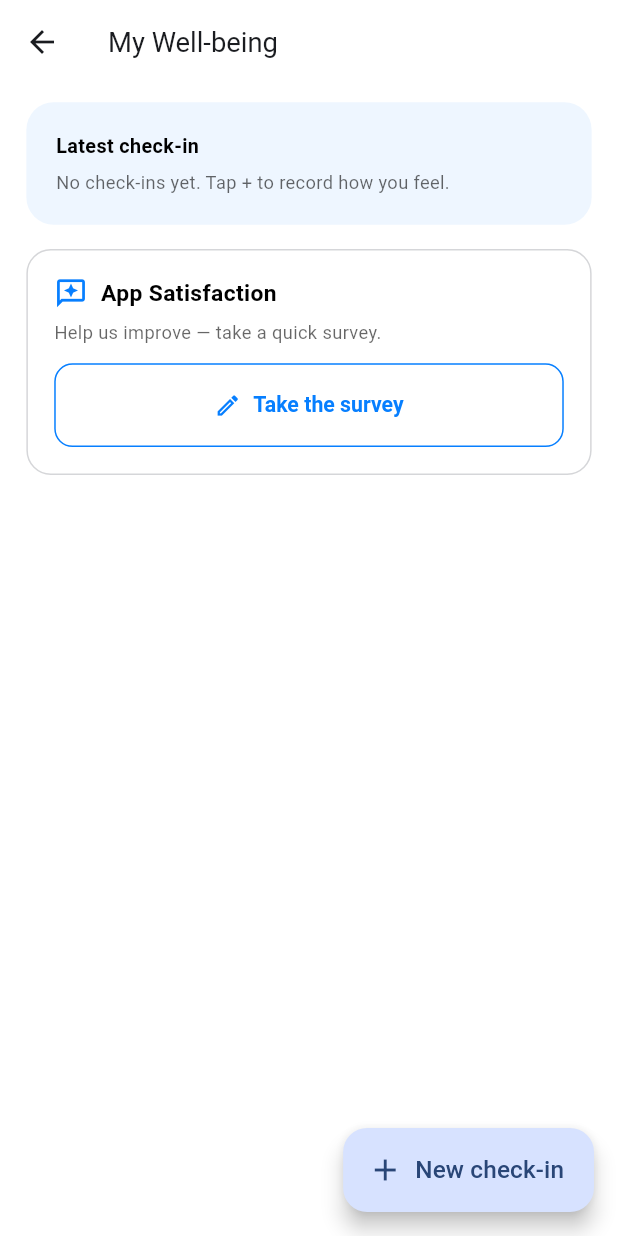
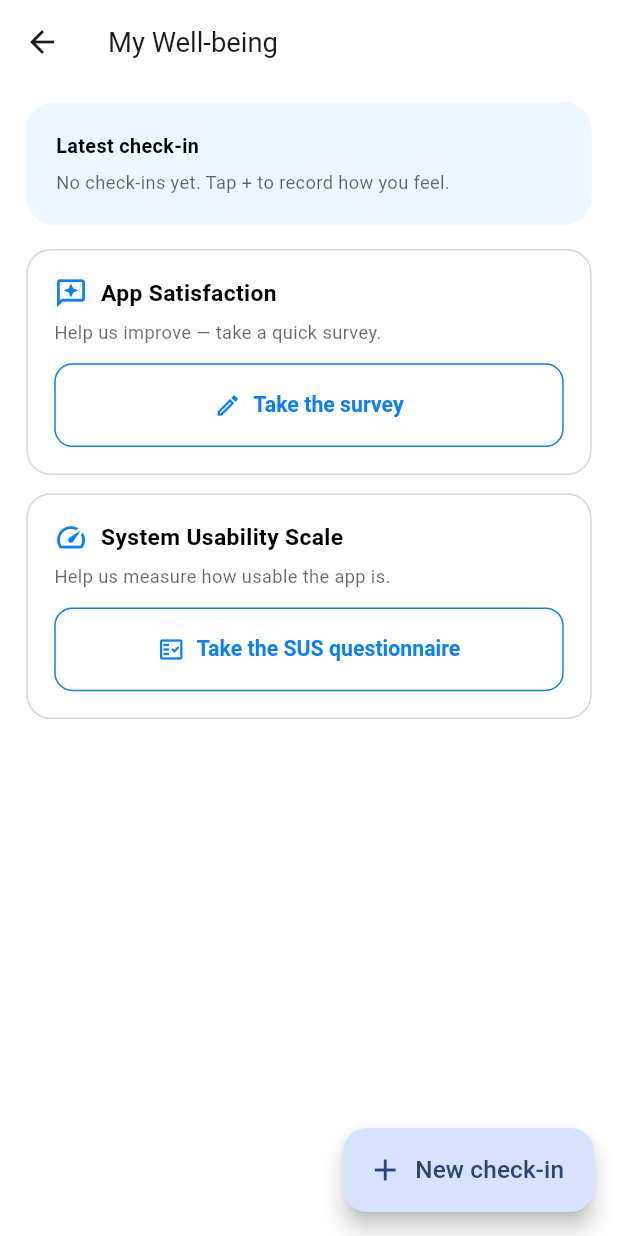
Before and after one commit to Ibraheemshehada/diafootcare_new, a Flutter app: the WellbeingScreen screen opened by its route, on a phone screen of 412 x 824 dp. Run offline on Flutter 3.47's test engine with Material 3 defaults, Android fonts, the phone set to English and light mode, and no system bars; our stand-ins replace camera, cloud_functions, easy_localization, firebase_auth, firebase_core, fl_chart and 12 more; missing offline and left inert: android_alarm_manager_plus, dart:html, tflite_flutter; accounts and stored records are empty.

Commit message:
Add System Usability Scale (SUS) with participant declaration
The study's post-test questionnaire requires the 10-item SUS; the app only
had a 3-item satisfaction survey. Adds the full instrument:

- SusEntry model implementing the OFFICIAL SUS scoring: odd (positively
  worded) items score (response-1), even (negatively worded) items score
  (5-response); sum x 2.5 -> 0..100. Device-verified against the DB: an
  all-5s response yields exactly 50.0 (a naive implementation gives 100),
  and all-1s also yields 50.0.
- DB v10 -> v11: sus_responses stores RAW per-item answers (q1..q10), not
  just the derived score, so the study can re-analyse individual items.
- SusSurveyScreen: 10 verbatim SUS statements, 1-5 scale with 48dp touch
  targets and Semantics labels, progress counter, and a result dialog
  showing the score + adjective band (68 = average benchmark).
- Participant declaration: voluntary / anonymous / not linked to medical
  data / stored on-device, with a required consent checkbox that gates
  submission. Plus the required "(c) Digital Equipment Corporation, 1986"
  attribution for reproducing the instrument.
- SUS card on the Well-being hub (latest score + band + take/retake).
- Export: raw Q1..Q10 + computed score in CSV/PDF/Excel.
- Full EN/AR localization (32 keys, verified parity).

flutter analyze: 0 errors.

Co-Authored-By: Claude Opus 4.8 <noreply@anthropic.com>

```diff
--- a/assets/translations/en.json
+++ b/assets/translations/en.json
@@ -153,6 +153,38 @@
   "satisfaction_submit": "Submit",
   "satisfaction_incomplete": "Please answer all three questions.",
   "satisfaction_saved": "Thank you! Your response was saved.",
+  "sus_title": "System Usability Scale",
+  "sus_intro": "Please rate how much you agree with each statement about this system. There are no right or wrong answers.",
+  "sus_declaration_title": "Participant declaration",
+  "sus_declaration_body": "Your answers help us evaluate how usable this app is. Taking part is voluntary, there are no right or wrong answers, and you may stop at any time. Your responses are anonymous, are not linked to your medical data, and are stored only on this device unless you choose to export them.",
+  "sus_consent_label": "I have read the above and agree to take part.",
+  "sus_consent_required": "Please confirm the participant declaration before submitting.",
+  "sus_copyright": "System Usability Scale © Digital Equipment Corporation, 1986.",
+  "sus_anchor_low": "1 = Strongly disagree",
+  "sus_anchor_high": "5 = Strongly agree",
+  "sus_progress": "{answered} of {total} answered",
+  "sus_submit": "Submit",
+  "sus_incomplete": "Please answer all {total} statements ({answered} answered so far).",
+  "sus_prompt": "Help us measure how usable the app is.",
+  "sus_take": "Take the SUS questionnaire",
+  "sus_retake": "Retake the questionnaire",
+  "sus_result_title": "Your usability score",
+  "sus_out_of": "out of 100",
+  "sus_benchmark_note": "The SUS score is not a percentage. A score of 68 is the average benchmark.",
+  "sus_band_excellent": "Excellent",
+  "sus_band_good": "Good (above average)",
+  "sus_band_ok": "Marginal",
+  "sus_band_poor": "Poor",
+  "sus_q1": "I think that I would like to use this system frequently.",
+  "sus_q2": "I found the system unnecessarily complex.",
+  "sus_q3": "I thought the system was easy to use.",
+  "sus_q4": "I think that I would need the support of a technical person to be able to use this system.",
+  "sus_q5": "I found the various functions in this system were well integrated.",
+  "sus_q6": "I thought there was too much inconsistency in this system.",
+  "sus_q7": "I would imagine that most people would learn to use this system very quickly.",
+  "sus_q8": "I found the system very cumbersome to use.",
+  "sus_q9": "I felt very confident using the system.",
+  "sus_q10": "I needed to learn a lot of things before I could get going with this system.",
   "Education": "Education",
   "Learn how to protect your feet.": "Learn how to protect your feet.",
   "edu_title": "Education",
@@ -488,7 +520,7 @@
   "ds_medication": "Medication Log",
   "ds_selfcare": "Self-Care Check-ins",
   "ds_appointments": "Appointments",
-  "ds_wellbeing": "Well-being (QoL & Satisfaction)",
+  "ds_wellbeing": "Well-being (QoL, Satisfaction & SUS)",
   "ds_engagement": "Usage & Engagement",
   "ds_reminders": "Reminders",
   "ds_all": "All Data",
--- /dev/null
+++ b/lib/data/models/sus_entry.dart
@@ -0,0 +1,73 @@
+/// A completed **System Usability Scale** (SUS) response.
+///
+/// SUS (Brooke, 1986 — © Digital Equipment Corporation) is a 10-item
+/// questionnaire answered on a 1–5 Likert scale (1 = strongly disagree,
+/// 5 = strongly agree). Items alternate polarity: odd-numbered items are
+/// positively worded, even-numbered items are negatively worded.
+///
+/// Scoring (standard):
+///   * odd items (Q1,3,5,7,9): contribution = response − 1
+///   * even items (Q2,4,6,8,10): contribution = 5 − response
+///   * SUS score = sum(contributions) × 2.5  →  0..100
+///
+/// Note: the SUS score is **not** a percentage; 68 is the conventional
+/// average benchmark.
+class SusEntry {
+  final String id;
+  final DateTime dateTime;
+
+  /// Raw item responses Q1..Q10, each 1..5, in order.
+  final List<int> responses;
+
+  SusEntry({
+    required this.id,
+    required this.dateTime,
+    required this.responses,
+  }) : assert(responses.length == susItemCount);
+
+  /// Sum of the 10 item contributions (0..40).
+  int get rawSum {
+    var sum = 0;
+    for (var i = 0; i < susItemCount; i++) {
+      final v = responses[i];
+      // index 0 == Q1 (odd, positive), index 1 == Q2 (even, negative), ...
+      sum += susItemIsPositive(i) ? (v - 1) : (5 - v);
+    }
+    return sum;
+  }
+
+  /// Official SUS score, 0..100 (68 = average benchmark).
+  double get score => rawSum * 2.5;
+
+  Map<String, dynamic> toMap() => {
+        'id': id,
+        'dateTime': dateTime.millisecondsSinceEpoch,
+        for (var i = 0; i < susItemCount; i++) 'q${i + 1}': responses[i],
+      };
+
+  factory SusEntry.fromMap(Map<String, dynamic> m) => SusEntry(
+        id: m['id'] as String,
+        dateTime:
+            DateTime.fromMillisecondsSinceEpoch((m['dateTime'] as int?) ?? 0),
+        responses: List<int>.generate(
+            susItemCount, (i) => (m['q${i + 1}'] as int?) ?? 3),
+      );
+}
+
+const int susItemCount = 10;
+
+/// Odd-numbered SUS items (Q1, Q3, …) are positively worded.
+/// [index] is 0-based, so index 0 == Q1.
+bool susItemIsPositive(int index) => index % 2 == 0;
+
+/// Localization key for a SUS statement: `sus_q1` … `sus_q10`.
+String susItemKey(int index) => 'sus_q${index + 1}';
+
+/// Localization key for the qualitative band of a SUS [score] (0..100).
+/// Benchmarks follow the common Bangor/Sauro adjective bands.
+String susAdjectiveKey(double score) {
+  if (score >= 85) return 'sus_band_excellent';
+  if (score >= 68) return 'sus_band_good'; // 68 = average benchmark
+  if (score >= 51) return 'sus_band_ok';
+  return 'sus_band_poor';
+}
--- a/lib/data/repositories/wellbeing_repository.dart
+++ b/lib/data/repositories/wellbeing_repository.dart
@@ -2,6 +2,7 @@ import 'package:sqflite/sqflite.dart';
 
 import '../local/database_helper.dart';
 import '../models/qol_entry.dart';
+import '../models/sus_entry.dart';
 
 class WellbeingRepository {
   final _helper = DatabaseHelper();
@@ -42,4 +43,22 @@ class WellbeingRepository {
     final db = await _helper.database;
     await db.delete('satisfaction_entries', where: 'id = ?', whereArgs: [id]);
   }
+
+  // ---- System Usability Scale (SUS) ----
+  Future<List<SusEntry>> getAllSus() async {
+    final db = await _helper.database;
+    final rows = await db.query('sus_responses', orderBy: 'dateTime DESC');
+    return rows.map((e) => SusEntry.fromMap(e)).toList();
+  }
+
+  Future<void> insertSus(SusEntry e) async {
+    final db = await _helper.database;
+    await db.insert('sus_responses', e.toMap(),
+        conflictAlgorithm: ConflictAlgorithm.replace);
+  }
+
+  Future<void> deleteSus(String id) async {
+    final db = await _helper.database;
+    await db.delete('sus_responses', where: 'id = ?', whereArgs: [id]);
+  }
 }
--- a/lib/features/wellbeing/screens/wellbeing_screen.dart
+++ b/lib/features/wellbeing/screens/wellbeing_screen.dart
@@ -6,9 +6,11 @@ import 'package:intl/intl.dart' as intl;
 import 'package:provider/provider.dart';
 
 import '../../../data/models/qol_entry.dart';
+import '../../../data/models/sus_entry.dart';
 import '../viewmodel/wellbeing_viewmodel.dart';
 import 'qol_checkin_screen.dart';
 import 'satisfaction_survey_screen.dart';
+import 'sus_survey_screen.dart';
 
 /// Color for a 0–10 QoL score where higher = worse burden.
 Color qolScoreColor(num v) {
@@ -56,6 +58,8 @@ class WellbeingScreen extends StatelessWidget {
                 ],
                 SizedBox(height: 16.h),
                 _SatisfactionCard(latest: vm.latestSatisfaction),
+                SizedBox(height: 12.h),
+                _SusCard(latest: vm.latestSus),
                 SizedBox(height: 16.h),
                 if (vm.qolEntries.isNotEmpty) ...[
                   Text('wellbeing_history'.tr(),
@@ -396,3 +400,72 @@ class _SatisfactionCard extends StatelessWidget {
     );
   }
 }
+
+/// System Usability Scale card: shows the latest computed SUS score (0–100,
+/// 68 = average benchmark) and opens the 10-item questionnaire.
+class _SusCard extends StatelessWidget {
+  final SusEntry? latest;
+  const _SusCard({required this.latest});
+
+  @override
+  Widget build(BuildContext context) {
+    final t = Theme.of(context);
+    final score = latest?.score;
+    final color = score == null
+        ? t.colorScheme.primary
+        : (score >= 68
+            ? Colors.green.shade600
+            : (score >= 51 ? Colors.amber.shade700 : Colors.red.shade600));
+    return Container(
+      padding: EdgeInsets.all(16.w),
+      decoration: BoxDecoration(
+        color: t.cardColor,
+        borderRadius: BorderRadius.circular(16.r),
+        border: Border.all(color: t.dividerColor.withValues(alpha: .3)),
+      ),
+      child: Column(
+        crossAxisAlignment: CrossAxisAlignment.start,
+        children: [
+          Row(
+            children: [
+              Icon(Icons.speed_outlined,
+                  color: t.colorScheme.primary, size: 22.sp),
+              SizedBox(width: 8.w),
+              Expanded(
+                child: Text('sus_title'.tr(),
+                    style: TextStyle(
+                        fontSize: 15.sp, fontWeight: FontWeight.w700)),
+              ),
+              if (score != null)
+                Text(score.toStringAsFixed(1),
+                    style: TextStyle(
+                        fontSize: 16.sp,
+                        fontWeight: FontWeight.w800,
+                        color: color)),
+            ],
+          ),
+          SizedBox(height: 6.h),
+          Text(
+            score == null
+                ? 'sus_prompt'.tr()
+                : susAdjectiveKey(score).tr(),
+            style: TextStyle(fontSize: 12.sp, color: t.hintColor),
+          ),
+          SizedBox(height: 12.h),
+          SizedBox(
+            width: double.infinity,
+            child: OutlinedButton.icon(
+              onPressed: () => Navigator.push(
+                context,
+                MaterialPageRoute(builder: (_) => const SusSurveyScreen()),
+              ),
+              icon: const Icon(Icons.fact_check_outlined),
+              label: Text(
+                  latest == null ? 'sus_take'.tr() : 'sus_retake'.tr()),
+            ),
+          ),
+        ],
+      ),
+    );
+  }
+}
--- a/lib/features/wellbeing/viewmodel/wellbeing_viewmodel.dart
+++ b/lib/features/wellbeing/viewmodel/wellbeing_viewmodel.dart
@@ -1,6 +1,7 @@
 import 'package:flutter/material.dart';
 
 import '../../../data/models/qol_entry.dart';
+import '../../../data/models/sus_entry.dart';
 import '../../../data/repositories/wellbeing_repository.dart';
 
 class WellbeingViewModel extends ChangeNotifier {
@@ -8,6 +9,7 @@ class WellbeingViewModel extends ChangeNotifier {
 
   List<QolEntry> _qol = []; // newest first
   List<SatisfactionEntry> _satisfaction = []; // newest first
+  List<SusEntry> _sus = []; // newest first
   bool _isLoading = false;
 
   bool get isLoading => _isLoading;
@@ -19,6 +21,9 @@ class WellbeingViewModel extends ChangeNotifier {
       List.unmodifiable(_satisfaction);
   SatisfactionEntry? get latestSatisfaction =>
       _satisfaction.isEmpty ? null : _satisfaction.first;
+
+  List<SusEntry> get susEntries => List.unmodifiable(_sus);
+  SusEntry? get latestSus => _sus.isEmpty ? null : _sus.first;
 
   /// Composite QoL burden series (oldest → newest) for the trend chart,
   /// limited to the most recent [max] entries.
@@ -38,6 +43,7 @@ class WellbeingViewModel extends ChangeNotifier {
     try {
       _qol = await _repo.getAllQol();
       _satisfaction = await _repo.getAllSatisfaction();
+      _sus = await _repo.getAllSus();
     } catch (e) {
       debugPrint('❌ Error loading well-being data: $e');
     } finally {
@@ -97,4 +103,22 @@ class WellbeingViewModel extends ChangeNotifier {
       debugPrint('❌ Error saving satisfaction entry: $err');
     }
   }
+
+  /// Save a completed SUS response. [responses] is Q1..Q10, each 1..5.
+  /// Returns the computed SUS score (0..100) so the caller can show it.
+  Future<double> addSus(List<int> responses) async {
+    final e = SusEntry(
+      id: DateTime.now().microsecondsSinceEpoch.toString(),
+      dateTime: DateTime.now(),
+      responses: List<int>.from(responses),
+    );
+    _sus = [e, ..._sus];
+    notifyListeners();
+    try {
+      await _repo.insertSus(e);
+    } catch (err) {
+      debugPrint('❌ Error saving SUS response: $err');
+    }
+    return e.score;
+  }
 }
```
Also changed, not shown: assets/translations/ar.json (+33 -1 lines), lib/data/local/database_helper.dart (+33 -1 lines), lib/features/settings/viewmodel/export_data_viewmodel.dart (+64 -0 lines), lib/features/wellbeing/screens/sus_survey_screen.dart (added, +340 -0 lines).
